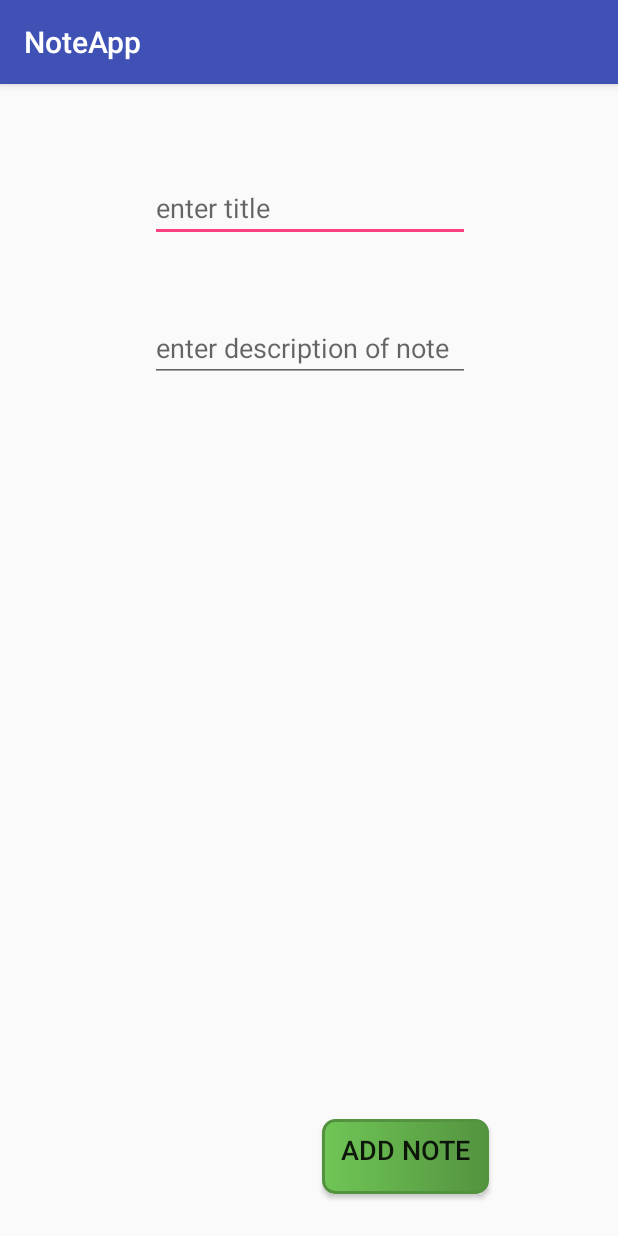
After one commit to dev-tam/NoteApp, an Android app: the AddNote screen opened directly, with no data from a screen before it, on a phone screen of 412 x 824 dp. The commit adds this screen. Run offline under Robolectric (Android 15) with nearby library versions, the phone set to English and light mode, and no system bars.

Commit message:
add note layout

```diff
--- a/app/build.gradle
+++ b/app/build.gradle
@@ -24,7 +24,7 @@ android {
 
 dependencies {
     implementation fileTree(dir: 'libs', include: ['*.jar'])
-    implementation"org.jetbrains.kotlin:kotlin-stdlib-jre7:$kotlin_version"
+    implementation "org.jetbrains.kotlin:kotlin-stdlib-jre7:$kotlin_version"
     implementation 'com.android.support:appcompat-v7:26.1.0'
     implementation 'com.android.support.constraint:constraint-layout:1.0.2'
     testImplementation 'junit:junit:4.12'
--- a/app/src/main/AndroidManifest.xml
+++ b/app/src/main/AndroidManifest.xml
@@ -16,6 +16,9 @@
                 <category android:name="android.intent.category.LAUNCHER" />
             </intent-filter>
         </activity>
+        <activity android:name=".AddNote">
+
+        </activity>
     </application>
 
 </manifest>
--- /dev/null
+++ b/app/src/main/java/net/torora/jtam/noteapp/AddNote.kt
@@ -0,0 +1,12 @@
+package net.torora.jtam.noteapp
+
+import android.support.v7.app.AppCompatActivity
+import android.os.Bundle
+
+class AddNote : AppCompatActivity() {
+
+    override fun onCreate(savedInstanceState: Bundle?) {
+        super.onCreate(savedInstanceState)
+        setContentView(R.layout.activity_add_note)
+    }
+}
--- /dev/null
+++ b/app/src/main/res/drawable/bublue_color.xml
@@ -0,0 +1,34 @@
+<?xml version="1.0" encoding="utf-8"?>
+<selector xmlns:android="http://schemas.android.com/apk/res/android">
+
+    <item android:state_pressed="true">
+        <shape>
+            <solid android:color="#70c656"/>
+            <stroke android:color="#53933f"
+                android:width="2dp"
+                />
+            <corners android:radius="55dp"/>
+            <padding android:bottom="8pt"
+                android:left="8dp"
+                android:right="8dp"
+                android:top="8dp"/>
+        </shape>
+
+    </item>
+
+    <item  >
+        <shape>
+            <gradient android:startColor="#70c656"
+                android:endColor="#53933f"/>
+            <stroke android:color="#53933f"
+                android:width="2dp"
+                />
+            <corners android:radius="8dp"/>
+            <padding android:bottom="8pt"
+                android:left="8dp"
+                android:right="8dp"
+                android:top="8dp"/>
+        </shape>
+
+    </item>
+</selector>
--- /dev/null
+++ b/app/src/main/res/layout/activity_add_note.xml
@@ -0,0 +1,53 @@
+<?xml version="1.0" encoding="utf-8"?>
+<android.support.constraint.ConstraintLayout xmlns:android="http://schemas.android.com/apk/res/android"
+    xmlns:app="http://schemas.android.com/apk/res-auto"
+    xmlns:tools="http://schemas.android.com/tools"
+    android:layout_width="match_parent"
+    android:layout_height="match_parent"
+    tools:context="net.torora.jtam.noteapp.AddNote">
+
+    <EditText
+        android:id="@+id/etTitle"
+        android:layout_width="wrap_content"
+        android:layout_height="wrap_content"
+        android:layout_marginTop="60dp"
+        android:ems="10"
+        android:hint="enter title"
+        android:inputType="textPersonName"
+        app:layout_constraintEnd_toEndOf="parent"
+        app:layout_constraintHorizontal_bias="0.503"
+        app:layout_constraintLeft_toLeftOf="parent"
+        app:layout_constraintRight_toRightOf="parent"
+        app:layout_constraintStart_toStartOf="parent"
+        app:layout_constraintTop_toTopOf="parent" />
+
+    <EditText
+        android:id="@+id/editText2"
+        android:layout_width="wrap_content"
+        android:layout_height="wrap_content"
+        android:layout_marginTop="48dp"
+        android:ems="10"
+        android:hint="enter description of note"
+        android:inputType="textMultiLine"
+        app:layout_constraintEnd_toEndOf="parent"
+        app:layout_constraintHorizontal_bias="0.503"
+        app:layout_constraintLeft_toLeftOf="parent"
+        app:layout_constraintRight_toRightOf="parent"
+        app:layout_constraintStart_toStartOf="parent"
+        app:layout_constraintTop_toBottomOf="@+id/etTitle" />
+
+    <Button
+        android:id="@+id/button"
+        android:layout_width="50pt"
+        android:layout_height="wrap_content"
+        android:layout_marginBottom="28dp"
+        android:layout_marginEnd="8dp"
+        android:layout_marginStart="8dp"
+        android:background="@drawable/bublue_color"
+        android:text="Add Note"
+        android:textSize="18sp"
+        app:layout_constraintBottom_toBottomOf="parent"
+        app:layout_constraintEnd_toEndOf="parent"
+        app:layout_constraintHorizontal_bias="0.725"
+        app:layout_constraintStart_toStartOf="parent" />
+</android.support.constraint.ConstraintLayout>
--- a/app/src/main/res/layout/ticket.xml
+++ b/app/src/main/res/layout/ticket.xml
@@ -35,14 +35,19 @@
 
             <ImageView
                 android:id="@+id/imageView"
-                android:layout_width="20pt"
+                android:layout_width="wrap_content"
                 android:layout_height="20pt"
                 android:layout_weight="1"
                 app:srcCompat="@drawable/ic_delete_black_24dp" />
 
+            <Space
+                android:layout_width="match_parent"
+                android:layout_height="wrap_content"
+                android:layout_weight="1" />
+
             <ImageView
                 android:id="@+id/imageView2"
-                android:layout_width="20pt"
+                android:layout_width="wrap_content"
                 android:layout_height="20pt"
                 android:layout_weight="1"
                 app:srcCompat="@drawable/ic_border_color_black_24dp" />
```
